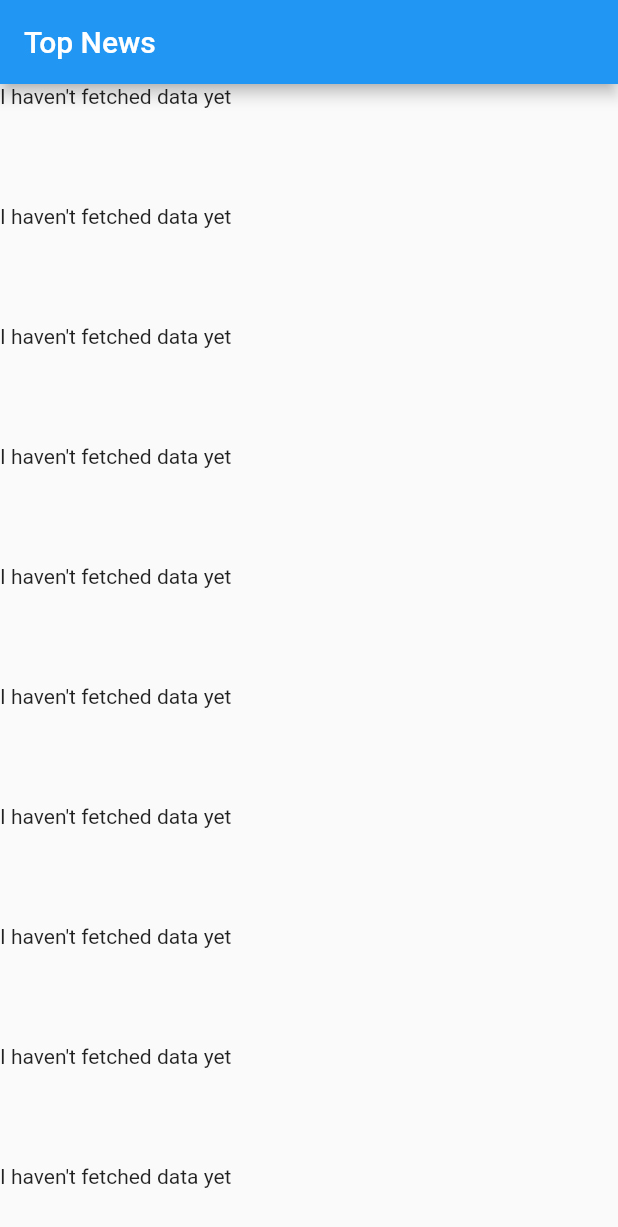
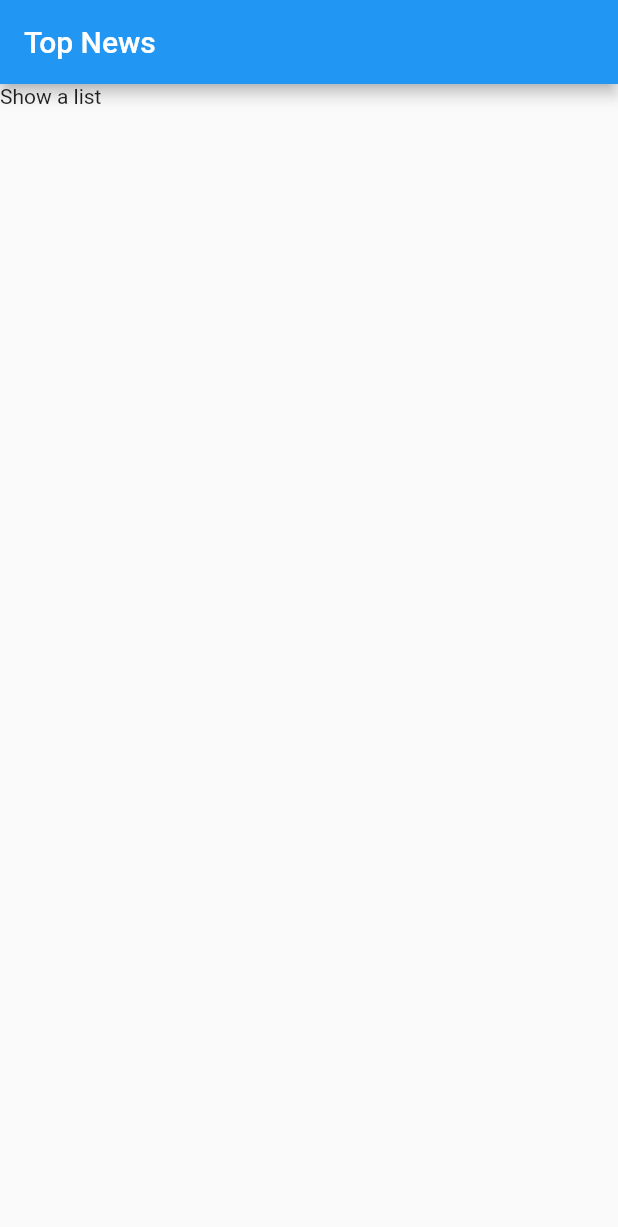
Before and after one commit to crhwebdev-courses/flutter_news, a Flutter app: the first screen one second after launch, on a phone screen of 412 x 824 dp. Shown: the top 1227 px of the screen. Run offline on Flutter 3.47's test engine with Material 2 defaults, Android fonts, the phone set to English and light mode, and no system bars; our stand-ins replace sqflite; accounts and stored records are empty.

Commit message:
Revert NewsList build method back to just displaying some text on the screen

```diff
--- a/lib/src/screens/news_list.dart
+++ b/lib/src/screens/news_list.dart
@@ -1,5 +1,4 @@
 import 'package:flutter/material.dart';
-import 'dart:async';
 
 class NewsList extends StatelessWidget {
   Widget build(context) {
@@ -7,34 +6,7 @@ class NewsList extends StatelessWidget {
       appBar: AppBar(
         title: Text('Top News'),
       ),
-      body: buildList(),
-    );
-  }
-
-  //use ListView.builder to render items to screen only if they are visible
-  // FutureBuilder will resolve each future it recieves as it recieves it
-  Widget buildList() {
-    return ListView.builder(
-      itemCount: 1000,
-      itemBuilder: (context, index) {
-        return FutureBuilder(
-          future: getFuture(),
-          builder: (context, snapshot) {
-            return Container(
-                height: 80.0,
-                child: snapshot.hasData
-                    ? Text('I\'m visible $index')
-                    : Text('I haven\'t fetched data yet'));
-          },
-        );
-      },
-    );
-  }
-
-  Future getFuture() {
-    return Future.delayed(
-      Duration(seconds: 2),
-      () => 'hi',
+      body: Text('Show a list'),
     );
   }
 }
```
